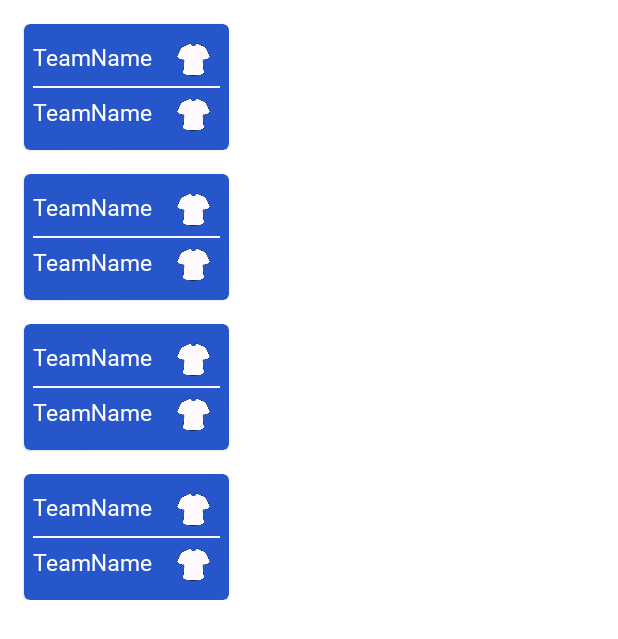
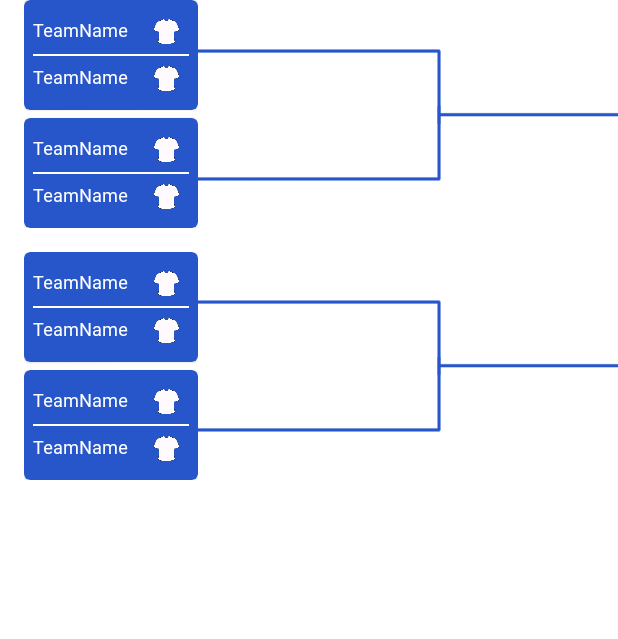
Before and after one commit to samirmaciel/FutStreet-app, an Android app: the fragment QuartersTournamentFragment shown on its own in the app's theme, on a phone screen of 412 x 824 dp. Shown: the top 639 px of the screen. Run offline under Robolectric (Android 15) with nearby library versions, the phone set to English and light mode, and no system bars.

```diff
--- a/app/src/main/java/com/samirmaciel/futstreet/modules/MainActivity.kt
+++ b/app/src/main/java/com/samirmaciel/futstreet/modules/MainActivity.kt
@@ -29,12 +29,6 @@ class MainActivity : AppCompatActivity() {
         _binding = ActivityMainBinding.inflate(layoutInflater)
         setContentView(binding.root)
 
-        Handler().postDelayed( object : Runnable{
-            override fun run() {
-                binding.motionLayoutMainActivity.transitionToEnd()
-            }
-
-        }, 2000)
         registerReceiver(receiverToTournamentPage, IntentFilter(GO_TO_TOURNAMENET_PAGE))
         registerReceiver(receiverToLastMatchesPage, IntentFilter(GOT_TO_LASTMATCHES_PAGE))
 
--- a/app/src/main/res/layout/fragment_tournament_quarters.xml
+++ b/app/src/main/res/layout/fragment_tournament_quarters.xml
@@ -10,15 +10,20 @@
         android:layout_width="match_parent"
         android:layout_height="match_parent">
 
+        <LinearLayout
+            android:id="@+id/linearLayout1"
+            android:layout_width="wrap_content"
+            android:layout_height="wrap_content"
+            android:layout_marginStart="16dp"
+            app:layout_constraintStart_toStartOf="parent"
+            app:layout_constraintTop_toTopOf="parent"
+            android:orientation="vertical">
+
             <com.google.android.material.card.MaterialCardView
                 android:id="@+id/stageCardView1"
                 android:layout_width="wrap_content"
                 android:layout_height="wrap_content"
-            android:layout_marginStart="16dp"
-            android:layout_marginTop="16dp"
-            android:backgroundTint="@color/blue"
-            app:layout_constraintStart_toStartOf="parent"
-            app:layout_constraintTop_toTopOf="parent">
+                android:backgroundTint="@color/blue">
 
                 <LinearLayout
                     android:layout_width="match_parent"
@@ -44,9 +49,7 @@
 
                         <androidx.appcompat.widget.AppCompatImageView
                             android:id="@+id/stageTeamShirt11"
-                        style="@style/shirt_select_tournament"
-                        android:layout_width="35dp"
-                        android:layout_height="35dp"
+                            style="@style/shirt_stage_tournament"
                             android:src="@drawable/shirt_select" />
 
                     </LinearLayout>
@@ -74,24 +77,21 @@
 
                         <androidx.appcompat.widget.AppCompatImageView
                             android:id="@+id/stageTeamShirt12"
-                        style="@style/shirt_select_tournament"
-                        android:layout_width="35dp"
-                        android:layout_height="35dp"
+                            style="@style/shirt_stage_tournament"
                             android:src="@drawable/shirt_select" />
 
                     </LinearLayout>
                 </LinearLayout>
             </com.google.android.material.card.MaterialCardView>
 
+
+
             <com.google.android.material.card.MaterialCardView
                 android:id="@+id/stageCardView2"
+                android:layout_marginTop="5dp"
                 android:layout_width="wrap_content"
                 android:layout_height="wrap_content"
-            android:layout_marginStart="16dp"
-            android:layout_marginTop="16dp"
-            android:backgroundTint="@color/blue"
-            app:layout_constraintTop_toBottomOf="@id/stageCardView1"
-            app:layout_constraintStart_toStartOf="parent">
+                android:backgroundTint="@color/blue">
 
                 <LinearLayout
                     android:layout_width="match_parent"
@@ -117,9 +117,7 @@
 
                         <androidx.appcompat.widget.AppCompatImageView
                             android:id="@+id/stageTeamShirt21"
-                        style="@style/shirt_select_tournament"
-                        android:layout_width="35dp"
-                        android:layout_height="35dp"
+                            style="@style/shirt_stage_tournament"
                             android:src="@drawable/shirt_select" />
 
                     </LinearLayout>
@@ -147,21 +145,50 @@
 
                         <androidx.appcompat.widget.AppCompatImageView
                             android:id="@+id/stageTeamShirt22"
-                        style="@style/shirt_select_tournament"
-                        android:layout_width="35dp"
-                        android:layout_height="35dp"
+                            style="@style/shirt_stage_tournament"
                             android:src="@drawable/shirt_select" />
 
                     </LinearLayout>
                 </LinearLayout>
             </com.google.android.material.card.MaterialCardView>
+        </LinearLayout>
+
+
+
+        <ImageView
+            android:layout_width="300dp"
+            android:layout_height="180dp"
+            app:layout_constraintStart_toEndOf="@id/linearLayout1"
+            app:layout_constraintTop_toTopOf="@id/linearLayout1"
+            app:layout_constraintBottom_toBottomOf="@id/linearLayout1"
+            android:src="@drawable/track_stage"
+            tools:layout_editor_absoluteX="144dp"
+            tools:layout_editor_absoluteY="16dp" />
+
+        <ImageView
+            android:layout_width="300dp"
+            android:layout_height="180dp"
+            app:layout_constraintStart_toEndOf="@id/linearLayout2"
+            app:layout_constraintTop_toTopOf="@id/linearLayout2"
+            app:layout_constraintBottom_toBottomOf="@id/linearLayout2"
+            android:src="@drawable/track_stage"
+            tools:layout_editor_absoluteX="144dp"
+            tools:layout_editor_absoluteY="16dp" />
+
+        <LinearLayout
+            android:id="@+id/linearLayout2"
+            app:layout_constraintTop_toBottomOf="@id/linearLayout1"
+            app:layout_constraintStart_toStartOf="parent"
+            android:layout_marginTop="16dp"
+            android:layout_marginStart="16dp"
+            android:layout_width="wrap_content"
+            android:layout_height="wrap_content"
+            android:orientation="vertical">
 
             <com.google.android.material.card.MaterialCardView
                 android:id="@+id/stageCardView3"
                 android:layout_width="wrap_content"
                 android:layout_height="wrap_content"
-            android:layout_marginStart="16dp"
-            android:layout_marginTop="16dp"
                 android:backgroundTint="@color/blue"
                 app:layout_constraintStart_toStartOf="parent"
                 app:layout_constraintTop_toBottomOf="@id/stageCardView2">
@@ -190,9 +217,7 @@
 
                         <androidx.appcompat.widget.AppCompatImageView
                             android:id="@+id/stageTeamShirt31"
-                        style="@style/shirt_select_tournament"
-                        android:layout_width="35dp"
-                        android:layout_height="35dp"
+                            style="@style/shirt_stage_tournament"
                             android:src="@drawable/shirt_select" />
 
                     </LinearLayout>
@@ -220,9 +245,7 @@
 
                         <androidx.appcompat.widget.AppCompatImageView
                             android:id="@+id/stageTeamShirt32"
-                        style="@style/shirt_select_tournament"
-                        android:layout_width="35dp"
-                        android:layout_height="35dp"
+                            style="@style/shirt_stage_tournament"
                             android:src="@drawable/shirt_select" />
 
                     </LinearLayout>
@@ -232,13 +255,10 @@
 
             <com.google.android.material.card.MaterialCardView
                 android:id="@+id/stageCardView4"
+                android:layout_marginTop="5dp"
                 android:layout_width="wrap_content"
                 android:layout_height="wrap_content"
-            android:layout_marginStart="16dp"
-            android:layout_marginTop="16dp"
-            android:backgroundTint="@color/blue"
-            app:layout_constraintStart_toStartOf="parent"
-            app:layout_constraintTop_toBottomOf="@id/stageCardView3">
+                android:backgroundTint="@color/blue">
 
                 <LinearLayout
                     android:layout_width="match_parent"
@@ -264,9 +284,7 @@
 
                         <androidx.appcompat.widget.AppCompatImageView
                             android:id="@+id/stageTeamShirt41"
-                        style="@style/shirt_select_tournament"
-                        android:layout_width="35dp"
-                        android:layout_height="35dp"
+                            style="@style/shirt_stage_tournament"
                             android:src="@drawable/shirt_select" />
 
                     </LinearLayout>
@@ -294,14 +312,13 @@
 
                         <androidx.appcompat.widget.AppCompatImageView
                             android:id="@+id/stageTeamShirt42"
-                        style="@style/shirt_select_tournament"
-                        android:layout_width="35dp"
-                        android:layout_height="35dp"
+                            style="@style/shirt_stage_tournament"
                             android:src="@drawable/shirt_select" />
 
                     </LinearLayout>
                 </LinearLayout>
             </com.google.android.material.card.MaterialCardView>
+        </LinearLayout>
 
     </androidx.constraintlayout.widget.ConstraintLayout>
 
--- a/app/src/main/res/values/style.xml
+++ b/app/src/main/res/values/style.xml
@@ -32,7 +32,7 @@
         <item name="android:layout_marginTop">5dp</item>
         <item name="android:fontFamily">@font/baloo2regular</item>
         <item name="android:textColor">@color/white</item>
-        <item name="android:textSize">15sp</item>
+        <item name="android:textSize">12sp</item>
     </style>
 
     <style name="shirt_imageView_dialog">
@@ -56,6 +56,14 @@
         <item name="android:layout_height">40dp</item>
     </style>
 
+    <style name="shirt_stage_tournament" parent="shirt_imageView_dialog">
+        <item name="android:clickable">true</item>
+        <item name="android:focusable">true</item>
+        <item name="android:padding">5dp</item>
+        <item name="android:layout_width">30dp</item>
+        <item name="android:layout_height">30dp</item>
+    </style>
+
     <style name="inputText">
         <item name="android:layout_width">100dp</item>
         <item name="android:textAlignment">center</item>
@@ -73,7 +81,7 @@
 
 
     <style name="tournament_tab_style" parent="TextAppearance.Design.Tab">
-        <item name="android:textSize">12sp</item>
+        <item name="android:textSize">5sp</item>
         <item name="android:textAllCaps">true</item>
         <item name="android:fontFamily">@font/baloo2regular</item>
     </style>
```
Also changed, not shown: app/src/main/res/layout/activity_main.xml (+2 -22 lines), app/src/main/res/xml/activity_main_scene.xml (deleted, +0 -67 lines), app/src/main/res/drawable/track_stage.png (added). Lines whose indentation alone changed are shown as unchanged.
